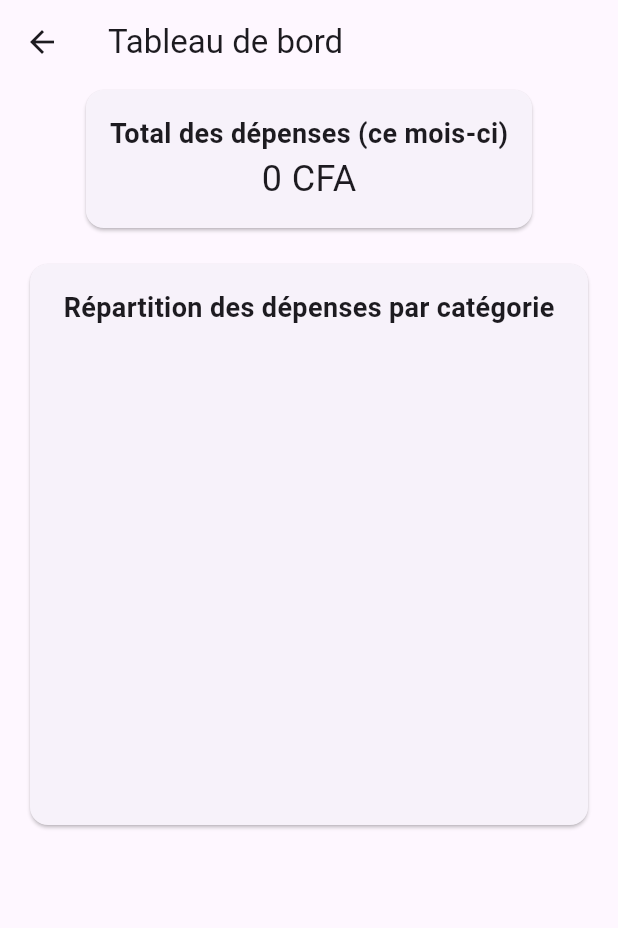
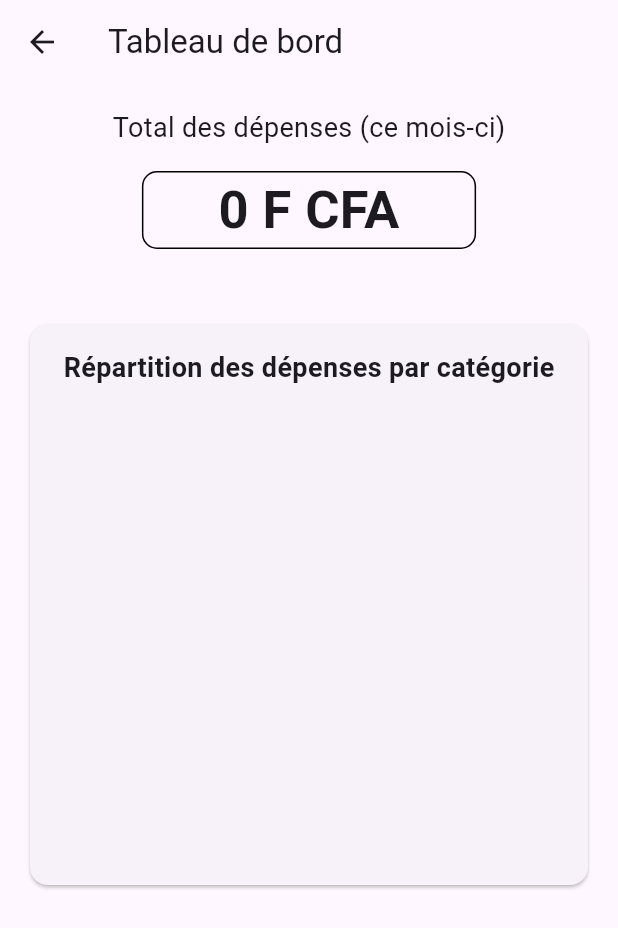
Before and after one commit to MyriadeAdm/depense_pro, a Flutter app: the Dashborad screen opened directly, on a phone screen of 412 x 824 dp. Shown: the top 928 px of the screen. Run offline on Flutter 3.47's test engine with Material 3 defaults, Android fonts, the phone set to English and light mode, and no system bars; drawn by our look-alikes of fl_chart; our stand-ins replace easy_date_timeline, isar, shared_preferences; accounts and stored records are empty; generated files the repository leaves out were written again.

```diff
--- /dev/null
+++ b/devtools_options.yaml
@@ -0,0 +1,3 @@
+description: This file stores settings for Dart & Flutter DevTools.
+documentation: https://docs.flutter.dev/tools/devtools/extensions#configure-extension-enablement-states
+extensions:
--- a/lib/views/categorie/ajout_categorie.dart
+++ b/lib/views/categorie/ajout_categorie.dart
@@ -44,6 +44,9 @@ class _AjoutCategorieState extends State<AjoutCategorie> {
               padding: const EdgeInsets.symmetric(horizontal: 16, vertical: 5),
               child: TextFormField(
                 decoration: const InputDecoration(
+                  border: OutlineInputBorder(
+                      borderRadius: BorderRadius.all(Radius.circular(12.3)),
+                      borderSide: BorderSide(color: Colors.black)),
                   labelText: 'Nom de la catégorie',
                 ),
                 validator: (value) {
@@ -64,6 +67,9 @@ class _AjoutCategorieState extends State<AjoutCategorie> {
               padding: const EdgeInsets.symmetric(horizontal: 16, vertical: 5),
               child: TextFormField(
                 decoration: const InputDecoration(
+                  border: OutlineInputBorder(
+                      borderRadius: BorderRadius.all(Radius.circular(12.3)),
+                      borderSide: BorderSide(color: Colors.black)),
                   labelText: 'Icône de la catégorie',
                   hintText: 'Entrez un emoji',
                 ),
--- a/lib/views/categorie/list_categories.dart
+++ b/lib/views/categorie/list_categories.dart
@@ -76,6 +76,8 @@ class _ListCategoriesState extends State<ListCategories> {
                                     child: const Text('Supprimer'),
                                     onPressed: () {
                                       categorieDB.suppressionCategorie(item.id);
+                                      // TODO Afficher le message lui indiquant que toutes les depenses ratachés à la categorie partiront
+                                      //supprimer tout es qui est en rapport avec la categorie
                                       Navigator.of(context).pop();
                                     },
                                   ),
--- a/lib/views/dashborad.dart
+++ b/lib/views/dashboard.dart
@@ -15,19 +15,29 @@ class Dashborad extends StatelessWidget {
       ),
       body: SingleChildScrollView(
         child: Column(
+          crossAxisAlignment: CrossAxisAlignment.stretch,
+          mainAxisAlignment: MainAxisAlignment.spaceEvenly,
           children: [
             // Section Résumé des dépenses
-            Card(
-              child: Padding(
+            Padding(
               padding: const EdgeInsets.all(16.0),
               child: Column(
                 children: [
                   Text(
                     "Total des dépenses (ce mois-ci)",
-                      style:
-                          TextStyle(fontSize: 18, fontWeight: FontWeight.bold),
+                    style: TextStyle(
+                      fontSize: 18,
                     ),
-                    FutureBuilder(
+                  ),
+                  const SizedBox(
+                    height: 16,
+                  ),
+                  Container(
+                    decoration: BoxDecoration(
+                        // color: Colors.white,
+                        borderRadius: BorderRadius.circular(10),
+                        border: Border.all(color: Colors.black)),
+                    child: FutureBuilder(
                       future: databaseService
                           .getTotalDepensesParMois(DateTime.now()),
                       builder: (context, snapshot) {
@@ -37,21 +47,27 @@ class Dashborad extends StatelessWidget {
                         } else if (snapshot.hasError) {
                           return Text('Erreur');
                         } else {
-                          return Text(
-                            "${snapshot.data!.toString()} CFA",
-                            style: TextStyle(fontSize: 24),
+                          return Padding(
+                            padding:
+                                const EdgeInsets.symmetric(horizontal: 50.0),
+                            child: Text(
+                              "${snapshot.data!.toString()} F CFA",
+                              style: TextStyle(
+                                  fontSize: 35, fontWeight: FontWeight.bold),
+                            ),
                           );
                         }
                       },
                     ),
+                  ),
                 ],
-                ),
               ),
             ),
 
             // Section Graphique des dépenses par catégorie
             Padding(
-              padding: const EdgeInsets.all(16.0),
+              padding:
+                  const EdgeInsets.symmetric(vertical: 30.0, horizontal: 16.0),
               child: Card(
                 child: Padding(
                   padding: const EdgeInsets.all(16.0),
--- a/lib/views/navbar.dart
+++ b/lib/views/navbar.dart
@@ -1,4 +1,4 @@
-import 'package:depense_pro/views/dashborad.dart';
+import 'package:depense_pro/views/dashboard.dart';
 import 'package:flutter/material.dart';
 
 import 'depense/ajout_depense.dart';
```
Also changed, not shown: lib/views/depense/ajout_depense.dart (+83 -12 lines). Lines whose indentation alone changed are shown as unchanged.
